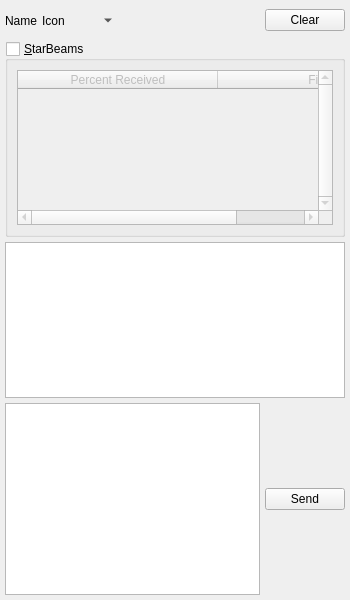
This is branches/trunk/UI/chatwindow.ui in textbrowser/spot-on as Qt 5 draws it before an edit. The edited form follows.
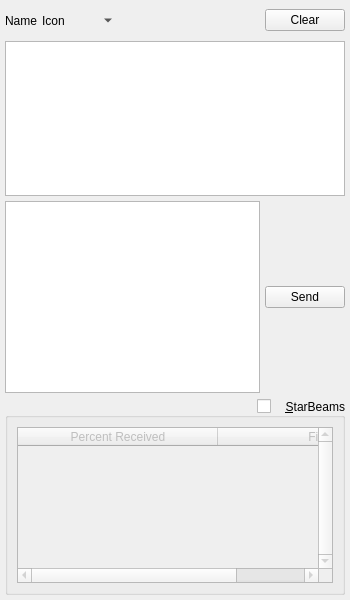
This is the edited form. Icons and pictures are not drawn. Custom widgets are drawn as their Qt base class.

The edit to the form file:
```diff
--- a/branches/trunk/UI/chatwindow.ui
+++ b/branches/trunk/UI/chatwindow.ui
@@ -86,11 +86,60 @@
       </item>
      </layout>
     </item>
+    <item>
+     <widget class="QTextBrowser" name="messages">
+      <property name="tabChangesFocus">
+       <bool>true</bool>
+      </property>
+      <property name="textInteractionFlags">
+       <set>Qt::LinksAccessibleByMouse|Qt::TextSelectableByKeyboard|Qt::TextSelectableByMouse</set>
+      </property>
+      <property name="openLinks">
+       <bool>false</bool>
+      </property>
+     </widget>
+    </item>
+    <item>
+     <layout class="QHBoxLayout" name="horizontalLayout">
+      <property name="spacing">
+       <number>5</number>
+      </property>
+      <item>
+       <widget class="spoton_textedit" name="message">
+        <property name="sizePolicy">
+         <sizepolicy hsizetype="Expanding" vsizetype="Fixed">
+          <horstretch>0</horstretch>
+          <verstretch>0</verstretch>
+         </sizepolicy>
+        </property>
+        <property name="tabChangesFocus">
+         <bool>true</bool>
+        </property>
+        <property name="acceptRichText">
+         <bool>false</bool>
+        </property>
+       </widget>
+      </item>
+      <item>
+       <widget class="QPushButton" name="sendMessage">
+        <property name="toolTip">
+         <string>&lt;html&gt;&lt;head/&gt;&lt;body&gt;&lt;table border=&quot;0&quot; style=&quot; margin-top:0px; margin-bottom:0px; margin-left:0px; margin-right:0px;&quot; width=&quot;754&quot; cellspacing=&quot;2&quot; cellpadding=&quot;0&quot;&gt;&lt;tr&gt;&lt;td colspan=&quot;3&quot; bgcolor=&quot;#ffffca&quot;&gt;&lt;p align=&quot;center&quot;&gt;&lt;span style=&quot; font-size:18pt; font-weight:600;&quot;&gt;List of Emoticons&lt;/span&gt;&lt;/p&gt;&lt;/td&gt;&lt;td width=&quot;20&quot; rowspan=&quot;10&quot; bgcolor=&quot;#66cc99&quot;/&gt;&lt;td width=&quot;120&quot; bgcolor=&quot;#ffffca&quot;&gt;&lt;p align=&quot;center&quot;&gt;&lt;span style=&quot; font-size:18pt;&quot;&gt;:-)(-:&lt;/span&gt;&lt;/p&gt;&lt;/td&gt;&lt;td width=&quot;110&quot; bgcolor=&quot;#ffffca&quot;&gt;&lt;p&gt;&lt;span style=&quot; font-size:18pt;&quot;&gt;kiss&lt;/span&gt;&lt;/p&gt;&lt;/td&gt;&lt;td width=&quot;70&quot; bgcolor=&quot;#ffffca&quot;&gt;&lt;p align=&quot;center&quot;&gt;&lt;img src=&quot;:/emoticons/kiss.png&quot;/&gt;&lt;/p&gt;&lt;/td&gt;&lt;/tr&gt;&lt;tr&gt;&lt;td width=&quot;120&quot; bgcolor=&quot;#ffffca&quot;&gt;&lt;p align=&quot;center&quot;&gt;&lt;span style=&quot; font-size:18pt;&quot;&gt;O:-)&lt;/span&gt;&lt;/p&gt;&lt;/td&gt;&lt;td width=&quot;110&quot; bgcolor=&quot;#ffffca&quot;&gt;&lt;p&gt;&lt;span style=&quot; font-size:18pt;&quot;&gt;angel&lt;/span&gt;&lt;/p&gt;&lt;/td&gt;&lt;td width=&quot;70&quot; bgcolor=&quot;#ffffca&quot;&gt;&lt;p align=&quot;center&quot;&gt;&lt;img src=&quot;:/emoticons/angel.png&quot;/&gt;&lt;/p&gt;&lt;/td&gt;&lt;td bgcolor=&quot;#ffffca&quot;&gt;&lt;p align=&quot;center&quot;&gt;&lt;span style=&quot; font-size:18pt;&quot;&gt;:|&lt;/span&gt;&lt;/p&gt;&lt;/td&gt;&lt;td bgcolor=&quot;#ffffca&quot;&gt;&lt;p&gt;&lt;span style=&quot; font-size:18pt;&quot;&gt;neutral&lt;/span&gt;&lt;/p&gt;&lt;/td&gt;&lt;td bgcolor=&quot;#ffffca&quot;&gt;&lt;p align=&quot;center&quot;&gt;&lt;img src=&quot;:/emoticons/neutral.png&quot;/&gt;&lt;/p&gt;&lt;/td&gt;&lt;/tr&gt;&lt;tr&gt;&lt;td bgcolor=&quot;#ffffca&quot;&gt;&lt;p align=&quot;center&quot;&gt;&lt;span style=&quot; font-size:18pt; background-color:#ffffca;&quot;&gt;:-||&lt;/span&gt;&lt;/p&gt;&lt;/td&gt;&lt;td bgcolor=&quot;#ffffca&quot;&gt;&lt;p&gt;&lt;span style=&quot; font-size:18pt;&quot;&gt;angry&lt;/span&gt;&lt;/p&gt;&lt;/td&gt;&lt;td bgcolor=&quot;#ffffca&quot;&gt;&lt;p align=&quot;center&quot;&gt;&lt;img src=&quot;:/emoticons/angry.png&quot;/&gt;&lt;/p&gt;&lt;/td&gt;&lt;td bgcolor=&quot;#ffffca&quot;&gt;&lt;p align=&quot;center&quot;&gt;&lt;span style=&quot; font-size:18pt;&quot;&gt;(t)&lt;/span&gt;&lt;/p&gt;&lt;/td&gt;&lt;td bgcolor=&quot;#ffffca&quot;&gt;&lt;p&gt;&lt;span style=&quot; font-size:18pt;&quot;&gt;phone&lt;/span&gt;&lt;/p&gt;&lt;/td&gt;&lt;td bgcolor=&quot;#ffffca&quot;&gt;&lt;p align=&quot;center&quot;&gt;&lt;img src=&quot;:/emoticons/phone.png&quot;/&gt;&lt;/p&gt;&lt;/td&gt;&lt;/tr&gt;&lt;tr&gt;&lt;td bgcolor=&quot;#ffffca&quot;&gt;&lt;p align=&quot;center&quot;&gt;&lt;span style=&quot; font-size:18pt;&quot;&gt;:-/ &lt;/span&gt;&lt;/p&gt;&lt;/td&gt;&lt;td bgcolor=&quot;#ffffca&quot;&gt;&lt;p&gt;&lt;span style=&quot; font-size:18pt;&quot;&gt;confused&lt;/span&gt;&lt;/p&gt;&lt;/td&gt;&lt;td bgcolor=&quot;#ffffca&quot;&gt;&lt;p align=&quot;center&quot;&gt;&lt;img src=&quot;:/emoticons/confused.png&quot;/&gt;&lt;/p&gt;&lt;/td&gt;&lt;td bgcolor=&quot;#ffffca&quot;&gt;&lt;p align=&quot;center&quot;&gt;&lt;span style=&quot; font-size:18pt;&quot;&gt;@&amp;gt;--&amp;gt;--&lt;/span&gt;&lt;/p&gt;&lt;/td&gt;&lt;td bgcolor=&quot;#ffffca&quot;&gt;&lt;p&gt;&lt;span style=&quot; font-size:18pt;&quot;&gt;rose&lt;/span&gt;&lt;/p&gt;&lt;/td&gt;&lt;td bgcolor=&quot;#ffffca&quot;&gt;&lt;p align=&quot;center&quot;&gt;&lt;img src=&quot;:/emoticons/rose.png&quot;/&gt;&lt;/p&gt;&lt;/td&gt;&lt;/tr&gt;&lt;tr&gt;&lt;td bgcolor=&quot;#ffffca&quot;&gt;&lt;p align=&quot;center&quot;&gt;&lt;span style=&quot; font-size:18pt;&quot;&gt;8-)&lt;/span&gt;&lt;/p&gt;&lt;/td&gt;&lt;td bgcolor=&quot;#ffffca&quot;&gt;&lt;p&gt;&lt;span style=&quot; font-size:18pt;&quot;&gt;cool&lt;/span&gt;&lt;/p&gt;&lt;/td&gt;&lt;td bgcolor=&quot;#ffffca&quot;&gt;&lt;p align=&quot;center&quot;&gt;&lt;img src=&quot;:/emoticons/glasses-cool.png&quot;/&gt;&lt;/p&gt;&lt;/td&gt;&lt;td bgcolor=&quot;#ffffca&quot;&gt;&lt;p align=&quot;center&quot;&gt;&lt;span style=&quot; font-size:18pt;&quot;&gt;:-(&lt;/span&gt;&lt;/p&gt;&lt;/td&gt;&lt;td bgcolor=&quot;#ffffca&quot;&gt;&lt;p&gt;&lt;span style=&quot; font-size:18pt;&quot;&gt;sad&lt;/span&gt;&lt;/p&gt;&lt;/td&gt;&lt;td bgcolor=&quot;#ffffca&quot;&gt;&lt;p align=&quot;center&quot;&gt;&lt;img src=&quot;:/emoticons/sad.png&quot;/&gt;&lt;/p&gt;&lt;/td&gt;&lt;/tr&gt;&lt;tr&gt;&lt;td bgcolor=&quot;#ffffca&quot;&gt;&lt;p align=&quot;center&quot;&gt;&lt;span style=&quot; font-size:18pt;&quot;&gt;:'(&lt;/span&gt;&lt;/p&gt;&lt;/td&gt;&lt;td bgcolor=&quot;#ffffca&quot;&gt;&lt;p&gt;&lt;span style=&quot; font-size:18pt;&quot;&gt;crying&lt;/span&gt;&lt;/p&gt;&lt;/td&gt;&lt;td bgcolor=&quot;#ffffca&quot;&gt;&lt;p align=&quot;center&quot;&gt;&lt;img src=&quot;:/emoticons/crying.png&quot;/&gt;&lt;/p&gt;&lt;/td&gt;&lt;td bgcolor=&quot;#ffffca&quot;&gt;&lt;p align=&quot;center&quot;&gt;&lt;span style=&quot; font-size:18pt;&quot;&gt;:-O&lt;/span&gt;&lt;/p&gt;&lt;/td&gt;&lt;td bgcolor=&quot;#ffffca&quot;&gt;&lt;p&gt;&lt;span style=&quot; font-size:18pt;&quot;&gt;shocked&lt;/span&gt;&lt;/p&gt;&lt;/td&gt;&lt;td bgcolor=&quot;#ffffca&quot;&gt;&lt;p align=&quot;center&quot;&gt;&lt;img src=&quot;:/emoticons/shocked.png&quot;/&gt;&lt;/p&gt;&lt;/td&gt;&lt;/tr&gt;&lt;tr&gt;&lt;td bgcolor=&quot;#ffffca&quot;&gt;&lt;p align=&quot;center&quot;&gt;&lt;span style=&quot; font-size:18pt;&quot;&gt;o-)&lt;/span&gt;&lt;/p&gt;&lt;/td&gt;&lt;td bgcolor=&quot;#ffffca&quot;&gt;&lt;p&gt;&lt;span style=&quot; font-size:18pt;&quot;&gt;cyclops&lt;/span&gt;&lt;/p&gt;&lt;/td&gt;&lt;td bgcolor=&quot;#ffffca&quot;&gt;&lt;p align=&quot;center&quot;&gt;&lt;img src=&quot;:/emoticons/cyclops.png&quot;/&gt;&lt;/p&gt;&lt;/td&gt;&lt;td bgcolor=&quot;#ffffca&quot;&gt;&lt;p align=&quot;center&quot;&gt;&lt;span style=&quot; font-size:18pt;&quot;&gt;C:-)&lt;/span&gt;&lt;/p&gt;&lt;/td&gt;&lt;td bgcolor=&quot;#ffffca&quot;&gt;&lt;p&gt;&lt;span style=&quot; font-size:18pt;&quot;&gt;skywalker&lt;/span&gt;&lt;/p&gt;&lt;/td&gt;&lt;td bgcolor=&quot;#ffffca&quot;&gt;&lt;p align=&quot;center&quot;&gt;&lt;img src=&quot;:/emoticons/skywalker.png&quot;/&gt;&lt;/p&gt;&lt;/td&gt;&lt;/tr&gt;&lt;tr&gt;&lt;td bgcolor=&quot;#ffffca&quot;&gt;&lt;p align=&quot;center&quot;&gt;&lt;span style=&quot; font-size:18pt;&quot;&gt;}:)&lt;/span&gt;&lt;/p&gt;&lt;/td&gt;&lt;td bgcolor=&quot;#ffffca&quot;&gt;&lt;p&gt;&lt;span style=&quot; font-size:18pt;&quot;&gt;devil&lt;/span&gt;&lt;/p&gt;&lt;/td&gt;&lt;td bgcolor=&quot;#ffffca&quot;&gt;&lt;p align=&quot;center&quot;&gt;&lt;img src=&quot;:/emoticons/devil.png&quot;/&gt;&lt;/p&gt;&lt;/td&gt;&lt;td bgcolor=&quot;#ffffca&quot;&gt;&lt;p align=&quot;center&quot;&gt;&lt;span style=&quot; font-size:18pt;&quot;&gt;:-)&lt;/span&gt;&lt;/p&gt;&lt;/td&gt;&lt;td bgcolor=&quot;#ffffca&quot;&gt;&lt;p&gt;&lt;span style=&quot; font-size:18pt;&quot;&gt;smile&lt;/span&gt;&lt;/p&gt;&lt;/td&gt;&lt;td bgcolor=&quot;#ffffca&quot;&gt;&lt;p align=&quot;center&quot;&gt;&lt;img src=&quot;:/emoticons/smile.png&quot;/&gt;&lt;/p&gt;&lt;/td&gt;&lt;/tr&gt;&lt;tr&gt;&lt;td bgcolor=&quot;#ffffca&quot;&gt;&lt;p align=&quot;center&quot;&gt;&lt;span style=&quot; font-size:18pt;&quot;&gt;:-D&lt;/span&gt;&lt;/p&gt;&lt;/td&gt;&lt;td bgcolor=&quot;#ffffca&quot;&gt;&lt;p&gt;&lt;span style=&quot; font-size:18pt;&quot;&gt;laugh&lt;/span&gt;&lt;/p&gt;&lt;/td&gt;&lt;td bgcolor=&quot;#ffffca&quot;&gt;&lt;p align=&quot;center&quot;&gt;&lt;img src=&quot;:/emoticons/laugh.png&quot;/&gt;&lt;/p&gt;&lt;/td&gt;&lt;td bgcolor=&quot;#ffffca&quot;&gt;&lt;p align=&quot;center&quot;&gt;&lt;span style=&quot; font-size:18pt;&quot;&gt;:-P&lt;/span&gt;&lt;/p&gt;&lt;/td&gt;&lt;td bgcolor=&quot;#ffffca&quot;&gt;&lt;p&gt;&lt;span style=&quot; font-size:18pt;&quot;&gt;tongue&lt;/span&gt;&lt;/p&gt;&lt;/td&gt;&lt;td bgcolor=&quot;#ffffca&quot;&gt;&lt;p align=&quot;center&quot;&gt;&lt;img src=&quot;:/emoticons/tongue.png&quot;/&gt;&lt;/p&gt;&lt;/td&gt;&lt;/tr&gt;&lt;tr&gt;&lt;td bgcolor=&quot;#ffffca&quot;&gt;&lt;p align=&quot;center&quot;&gt;&lt;span style=&quot; font-size:18pt;&quot;&gt;:-))&lt;/span&gt;&lt;/p&gt;&lt;/td&gt;&lt;td bgcolor=&quot;#ffffca&quot;&gt;&lt;p&gt;&lt;span style=&quot; font-size:18pt;&quot;&gt;happy&lt;/span&gt;&lt;/p&gt;&lt;/td&gt;&lt;td bgcolor=&quot;#ffffca&quot;&gt;&lt;p align=&quot;center&quot;&gt;&lt;img src=&quot;:/emoticons/happy.png&quot;/&gt;&lt;/p&gt;&lt;/td&gt;&lt;td bgcolor=&quot;#ffffca&quot;&gt;&lt;p align=&quot;center&quot;&gt;&lt;span style=&quot; font-size:18pt;&quot;&gt;;)&lt;/span&gt;&lt;/p&gt;&lt;/td&gt;&lt;td bgcolor=&quot;#ffffca&quot;&gt;&lt;p&gt;&lt;span style=&quot; font-size:18pt;&quot;&gt;wink&lt;/span&gt;&lt;/p&gt;&lt;/td&gt;&lt;td bgcolor=&quot;#ffffca&quot;&gt;&lt;p align=&quot;center&quot;&gt;&lt;img src=&quot;:/emoticons/wink.png&quot;/&gt;&lt;/p&gt;&lt;/td&gt;&lt;/tr&gt;&lt;/table&gt;&lt;/body&gt;&lt;/html&gt;</string>
+        </property>
+        <property name="text">
+         <string>Send</string>
+        </property>
+       </widget>
+      </item>
+     </layout>
+    </item>
     <item>
      <widget class="QGroupBox" name="box">
       <property name="title">
        <string>&amp;StarBeams</string>
       </property>
+      <property name="alignment">
+       <set>Qt::AlignRight|Qt::AlignTrailing|Qt::AlignVCenter</set>
+      </property>
       <property name="checkable">
        <bool>true</bool>
       </property>
@@ -136,52 +185,6 @@
       </layout>
      </widget>
     </item>
-    <item>
-     <widget class="QTextBrowser" name="messages">
-      <property name="tabChangesFocus">
-       <bool>true</bool>
-      </property>
-      <property name="textInteractionFlags">
-       <set>Qt::LinksAccessibleByMouse|Qt::TextSelectableByKeyboard|Qt::TextSelectableByMouse</set>
-      </property>
-      <property name="openLinks">
-       <bool>false</bool>
-      </property>
-     </widget>
-    </item>
-    <item>
-     <layout class="QHBoxLayout" name="horizontalLayout">
-      <property name="spacing">
-       <number>5</number>
-      </property>
-      <item>
-       <widget class="spoton_textedit" name="message">
-        <property name="sizePolicy">
-         <sizepolicy hsizetype="Expanding" vsizetype="Fixed">
-          <horstretch>0</horstretch>
-          <verstretch>0</verstretch>
-         </sizepolicy>
-        </property>
-        <property name="tabChangesFocus">
-         <bool>true</bool>
-        </property>
-        <property name="acceptRichText">
-         <bool>false</bool>
-        </property>
-       </widget>
-      </item>
-      <item>
-       <widget class="QPushButton" name="sendMessage">
-        <property name="toolTip">
-         <string>&lt;html&gt;&lt;head/&gt;&lt;body&gt;&lt;table border=&quot;0&quot; style=&quot; margin-top:0px; margin-bottom:0px; margin-left:0px; margin-right:0px;&quot; width=&quot;754&quot; cellspacing=&quot;2&quot; cellpadding=&quot;0&quot;&gt;&lt;tr&gt;&lt;td colspan=&quot;3&quot; bgcolor=&quot;#ffffca&quot;&gt;&lt;p align=&quot;center&quot;&gt;&lt;span style=&quot; font-size:18pt; font-weight:600;&quot;&gt;List of Emoticons&lt;/span&gt;&lt;/p&gt;&lt;/td&gt;&lt;td width=&quot;20&quot; rowspan=&quot;10&quot; bgcolor=&quot;#66cc99&quot;/&gt;&lt;td width=&quot;120&quot; bgcolor=&quot;#ffffca&quot;&gt;&lt;p align=&quot;center&quot;&gt;&lt;span style=&quot; font-size:18pt;&quot;&gt;:-)(-:&lt;/span&gt;&lt;/p&gt;&lt;/td&gt;&lt;td width=&quot;110&quot; bgcolor=&quot;#ffffca&quot;&gt;&lt;p&gt;&lt;span style=&quot; font-size:18pt;&quot;&gt;kiss&lt;/span&gt;&lt;/p&gt;&lt;/td&gt;&lt;td width=&quot;70&quot; bgcolor=&quot;#ffffca&quot;&gt;&lt;p align=&quot;center&quot;&gt;&lt;img src=&quot;:/emoticons/kiss.png&quot;/&gt;&lt;/p&gt;&lt;/td&gt;&lt;/tr&gt;&lt;tr&gt;&lt;td width=&quot;120&quot; bgcolor=&quot;#ffffca&quot;&gt;&lt;p align=&quot;center&quot;&gt;&lt;span style=&quot; font-size:18pt;&quot;&gt;O:-)&lt;/span&gt;&lt;/p&gt;&lt;/td&gt;&lt;td width=&quot;110&quot; bgcolor=&quot;#ffffca&quot;&gt;&lt;p&gt;&lt;span style=&quot; font-size:18pt;&quot;&gt;angel&lt;/span&gt;&lt;/p&gt;&lt;/td&gt;&lt;td width=&quot;70&quot; bgcolor=&quot;#ffffca&quot;&gt;&lt;p align=&quot;center&quot;&gt;&lt;img src=&quot;:/emoticons/angel.png&quot;/&gt;&lt;/p&gt;&lt;/td&gt;&lt;td bgcolor=&quot;#ffffca&quot;&gt;&lt;p align=&quot;center&quot;&gt;&lt;span style=&quot; font-size:18pt;&quot;&gt;:|&lt;/span&gt;&lt;/p&gt;&lt;/td&gt;&lt;td bgcolor=&quot;#ffffca&quot;&gt;&lt;p&gt;&lt;span style=&quot; font-size:18pt;&quot;&gt;neutral&lt;/span&gt;&lt;/p&gt;&lt;/td&gt;&lt;td bgcolor=&quot;#ffffca&quot;&gt;&lt;p align=&quot;center&quot;&gt;&lt;img src=&quot;:/emoticons/neutral.png&quot;/&gt;&lt;/p&gt;&lt;/td&gt;&lt;/tr&gt;&lt;tr&gt;&lt;td bgcolor=&quot;#ffffca&quot;&gt;&lt;p align=&quot;center&quot;&gt;&lt;span style=&quot; font-size:18pt; background-color:#ffffca;&quot;&gt;:-||&lt;/span&gt;&lt;/p&gt;&lt;/td&gt;&lt;td bgcolor=&quot;#ffffca&quot;&gt;&lt;p&gt;&lt;span style=&quot; font-size:18pt;&quot;&gt;angry&lt;/span&gt;&lt;/p&gt;&lt;/td&gt;&lt;td bgcolor=&quot;#ffffca&quot;&gt;&lt;p align=&quot;center&quot;&gt;&lt;img src=&quot;:/emoticons/angry.png&quot;/&gt;&lt;/p&gt;&lt;/td&gt;&lt;td bgcolor=&quot;#ffffca&quot;&gt;&lt;p align=&quot;center&quot;&gt;&lt;span style=&quot; font-size:18pt;&quot;&gt;(t)&lt;/span&gt;&lt;/p&gt;&lt;/td&gt;&lt;td bgcolor=&quot;#ffffca&quot;&gt;&lt;p&gt;&lt;span style=&quot; font-size:18pt;&quot;&gt;phone&lt;/span&gt;&lt;/p&gt;&lt;/td&gt;&lt;td bgcolor=&quot;#ffffca&quot;&gt;&lt;p align=&quot;center&quot;&gt;&lt;img src=&quot;:/emoticons/phone.png&quot;/&gt;&lt;/p&gt;&lt;/td&gt;&lt;/tr&gt;&lt;tr&gt;&lt;td bgcolor=&quot;#ffffca&quot;&gt;&lt;p align=&quot;center&quot;&gt;&lt;span style=&quot; font-size:18pt;&quot;&gt;:-/ &lt;/span&gt;&lt;/p&gt;&lt;/td&gt;&lt;td bgcolor=&quot;#ffffca&quot;&gt;&lt;p&gt;&lt;span style=&quot; font-size:18pt;&quot;&gt;confused&lt;/span&gt;&lt;/p&gt;&lt;/td&gt;&lt;td bgcolor=&quot;#ffffca&quot;&gt;&lt;p align=&quot;center&quot;&gt;&lt;img src=&quot;:/emoticons/confused.png&quot;/&gt;&lt;/p&gt;&lt;/td&gt;&lt;td bgcolor=&quot;#ffffca&quot;&gt;&lt;p align=&quot;center&quot;&gt;&lt;span style=&quot; font-size:18pt;&quot;&gt;@&amp;gt;--&amp;gt;--&lt;/span&gt;&lt;/p&gt;&lt;/td&gt;&lt;td bgcolor=&quot;#ffffca&quot;&gt;&lt;p&gt;&lt;span style=&quot; font-size:18pt;&quot;&gt;rose&lt;/span&gt;&lt;/p&gt;&lt;/td&gt;&lt;td bgcolor=&quot;#ffffca&quot;&gt;&lt;p align=&quot;center&quot;&gt;&lt;img src=&quot;:/emoticons/rose.png&quot;/&gt;&lt;/p&gt;&lt;/td&gt;&lt;/tr&gt;&lt;tr&gt;&lt;td bgcolor=&quot;#ffffca&quot;&gt;&lt;p align=&quot;center&quot;&gt;&lt;span style=&quot; font-size:18pt;&quot;&gt;8-)&lt;/span&gt;&lt;/p&gt;&lt;/td&gt;&lt;td bgcolor=&quot;#ffffca&quot;&gt;&lt;p&gt;&lt;span style=&quot; font-size:18pt;&quot;&gt;cool&lt;/span&gt;&lt;/p&gt;&lt;/td&gt;&lt;td bgcolor=&quot;#ffffca&quot;&gt;&lt;p align=&quot;center&quot;&gt;&lt;img src=&quot;:/emoticons/glasses-cool.png&quot;/&gt;&lt;/p&gt;&lt;/td&gt;&lt;td bgcolor=&quot;#ffffca&quot;&gt;&lt;p align=&quot;center&quot;&gt;&lt;span style=&quot; font-size:18pt;&quot;&gt;:-(&lt;/span&gt;&lt;/p&gt;&lt;/td&gt;&lt;td bgcolor=&quot;#ffffca&quot;&gt;&lt;p&gt;&lt;span style=&quot; font-size:18pt;&quot;&gt;sad&lt;/span&gt;&lt;/p&gt;&lt;/td&gt;&lt;td bgcolor=&quot;#ffffca&quot;&gt;&lt;p align=&quot;center&quot;&gt;&lt;img src=&quot;:/emoticons/sad.png&quot;/&gt;&lt;/p&gt;&lt;/td&gt;&lt;/tr&gt;&lt;tr&gt;&lt;td bgcolor=&quot;#ffffca&quot;&gt;&lt;p align=&quot;center&quot;&gt;&lt;span style=&quot; font-size:18pt;&quot;&gt;:'(&lt;/span&gt;&lt;/p&gt;&lt;/td&gt;&lt;td bgcolor=&quot;#ffffca&quot;&gt;&lt;p&gt;&lt;span style=&quot; font-size:18pt;&quot;&gt;crying&lt;/span&gt;&lt;/p&gt;&lt;/td&gt;&lt;td bgcolor=&quot;#ffffca&quot;&gt;&lt;p align=&quot;center&quot;&gt;&lt;img src=&quot;:/emoticons/crying.png&quot;/&gt;&lt;/p&gt;&lt;/td&gt;&lt;td bgcolor=&quot;#ffffca&quot;&gt;&lt;p align=&quot;center&quot;&gt;&lt;span style=&quot; font-size:18pt;&quot;&gt;:-O&lt;/span&gt;&lt;/p&gt;&lt;/td&gt;&lt;td bgcolor=&quot;#ffffca&quot;&gt;&lt;p&gt;&lt;span style=&quot; font-size:18pt;&quot;&gt;shocked&lt;/span&gt;&lt;/p&gt;&lt;/td&gt;&lt;td bgcolor=&quot;#ffffca&quot;&gt;&lt;p align=&quot;center&quot;&gt;&lt;img src=&quot;:/emoticons/shocked.png&quot;/&gt;&lt;/p&gt;&lt;/td&gt;&lt;/tr&gt;&lt;tr&gt;&lt;td bgcolor=&quot;#ffffca&quot;&gt;&lt;p align=&quot;center&quot;&gt;&lt;span style=&quot; font-size:18pt;&quot;&gt;o-)&lt;/span&gt;&lt;/p&gt;&lt;/td&gt;&lt;td bgcolor=&quot;#ffffca&quot;&gt;&lt;p&gt;&lt;span style=&quot; font-size:18pt;&quot;&gt;cyclops&lt;/span&gt;&lt;/p&gt;&lt;/td&gt;&lt;td bgcolor=&quot;#ffffca&quot;&gt;&lt;p align=&quot;center&quot;&gt;&lt;img src=&quot;:/emoticons/cyclops.png&quot;/&gt;&lt;/p&gt;&lt;/td&gt;&lt;td bgcolor=&quot;#ffffca&quot;&gt;&lt;p align=&quot;center&quot;&gt;&lt;span style=&quot; font-size:18pt;&quot;&gt;C:-)&lt;/span&gt;&lt;/p&gt;&lt;/td&gt;&lt;td bgcolor=&quot;#ffffca&quot;&gt;&lt;p&gt;&lt;span style=&quot; font-size:18pt;&quot;&gt;skywalker&lt;/span&gt;&lt;/p&gt;&lt;/td&gt;&lt;td bgcolor=&quot;#ffffca&quot;&gt;&lt;p align=&quot;center&quot;&gt;&lt;img src=&quot;:/emoticons/skywalker.png&quot;/&gt;&lt;/p&gt;&lt;/td&gt;&lt;/tr&gt;&lt;tr&gt;&lt;td bgcolor=&quot;#ffffca&quot;&gt;&lt;p align=&quot;center&quot;&gt;&lt;span style=&quot; font-size:18pt;&quot;&gt;}:)&lt;/span&gt;&lt;/p&gt;&lt;/td&gt;&lt;td bgcolor=&quot;#ffffca&quot;&gt;&lt;p&gt;&lt;span style=&quot; font-size:18pt;&quot;&gt;devil&lt;/span&gt;&lt;/p&gt;&lt;/td&gt;&lt;td bgcolor=&quot;#ffffca&quot;&gt;&lt;p align=&quot;center&quot;&gt;&lt;img src=&quot;:/emoticons/devil.png&quot;/&gt;&lt;/p&gt;&lt;/td&gt;&lt;td bgcolor=&quot;#ffffca&quot;&gt;&lt;p align=&quot;center&quot;&gt;&lt;span style=&quot; font-size:18pt;&quot;&gt;:-)&lt;/span&gt;&lt;/p&gt;&lt;/td&gt;&lt;td bgcolor=&quot;#ffffca&quot;&gt;&lt;p&gt;&lt;span style=&quot; font-size:18pt;&quot;&gt;smile&lt;/span&gt;&lt;/p&gt;&lt;/td&gt;&lt;td bgcolor=&quot;#ffffca&quot;&gt;&lt;p align=&quot;center&quot;&gt;&lt;img src=&quot;:/emoticons/smile.png&quot;/&gt;&lt;/p&gt;&lt;/td&gt;&lt;/tr&gt;&lt;tr&gt;&lt;td bgcolor=&quot;#ffffca&quot;&gt;&lt;p align=&quot;center&quot;&gt;&lt;span style=&quot; font-size:18pt;&quot;&gt;:-D&lt;/span&gt;&lt;/p&gt;&lt;/td&gt;&lt;td bgcolor=&quot;#ffffca&quot;&gt;&lt;p&gt;&lt;span style=&quot; font-size:18pt;&quot;&gt;laugh&lt;/span&gt;&lt;/p&gt;&lt;/td&gt;&lt;td bgcolor=&quot;#ffffca&quot;&gt;&lt;p align=&quot;center&quot;&gt;&lt;img src=&quot;:/emoticons/laugh.png&quot;/&gt;&lt;/p&gt;&lt;/td&gt;&lt;td bgcolor=&quot;#ffffca&quot;&gt;&lt;p align=&quot;center&quot;&gt;&lt;span style=&quot; font-size:18pt;&quot;&gt;:-P&lt;/span&gt;&lt;/p&gt;&lt;/td&gt;&lt;td bgcolor=&quot;#ffffca&quot;&gt;&lt;p&gt;&lt;span style=&quot; font-size:18pt;&quot;&gt;tongue&lt;/span&gt;&lt;/p&gt;&lt;/td&gt;&lt;td bgcolor=&quot;#ffffca&quot;&gt;&lt;p align=&quot;center&quot;&gt;&lt;img src=&quot;:/emoticons/tongue.png&quot;/&gt;&lt;/p&gt;&lt;/td&gt;&lt;/tr&gt;&lt;tr&gt;&lt;td bgcolor=&quot;#ffffca&quot;&gt;&lt;p align=&quot;center&quot;&gt;&lt;span style=&quot; font-size:18pt;&quot;&gt;:-))&lt;/span&gt;&lt;/p&gt;&lt;/td&gt;&lt;td bgcolor=&quot;#ffffca&quot;&gt;&lt;p&gt;&lt;span style=&quot; font-size:18pt;&quot;&gt;happy&lt;/span&gt;&lt;/p&gt;&lt;/td&gt;&lt;td bgcolor=&quot;#ffffca&quot;&gt;&lt;p align=&quot;center&quot;&gt;&lt;img src=&quot;:/emoticons/happy.png&quot;/&gt;&lt;/p&gt;&lt;/td&gt;&lt;td bgcolor=&quot;#ffffca&quot;&gt;&lt;p align=&quot;center&quot;&gt;&lt;span style=&quot; font-size:18pt;&quot;&gt;;)&lt;/span&gt;&lt;/p&gt;&lt;/td&gt;&lt;td bgcolor=&quot;#ffffca&quot;&gt;&lt;p&gt;&lt;span style=&quot; font-size:18pt;&quot;&gt;wink&lt;/span&gt;&lt;/p&gt;&lt;/td&gt;&lt;td bgcolor=&quot;#ffffca&quot;&gt;&lt;p align=&quot;center&quot;&gt;&lt;img src=&quot;:/emoticons/wink.png&quot;/&gt;&lt;/p&gt;&lt;/td&gt;&lt;/tr&gt;&lt;/table&gt;&lt;/body&gt;&lt;/html&gt;</string>
-        </property>
-        <property name="text">
-         <string>Send</string>
-        </property>
-       </widget>
-      </item>
-     </layout>
-    </item>
    </layout>
   </widget>
  </widget>
```
Left out of the diff: 1 changed line with no effect on the pictures.
